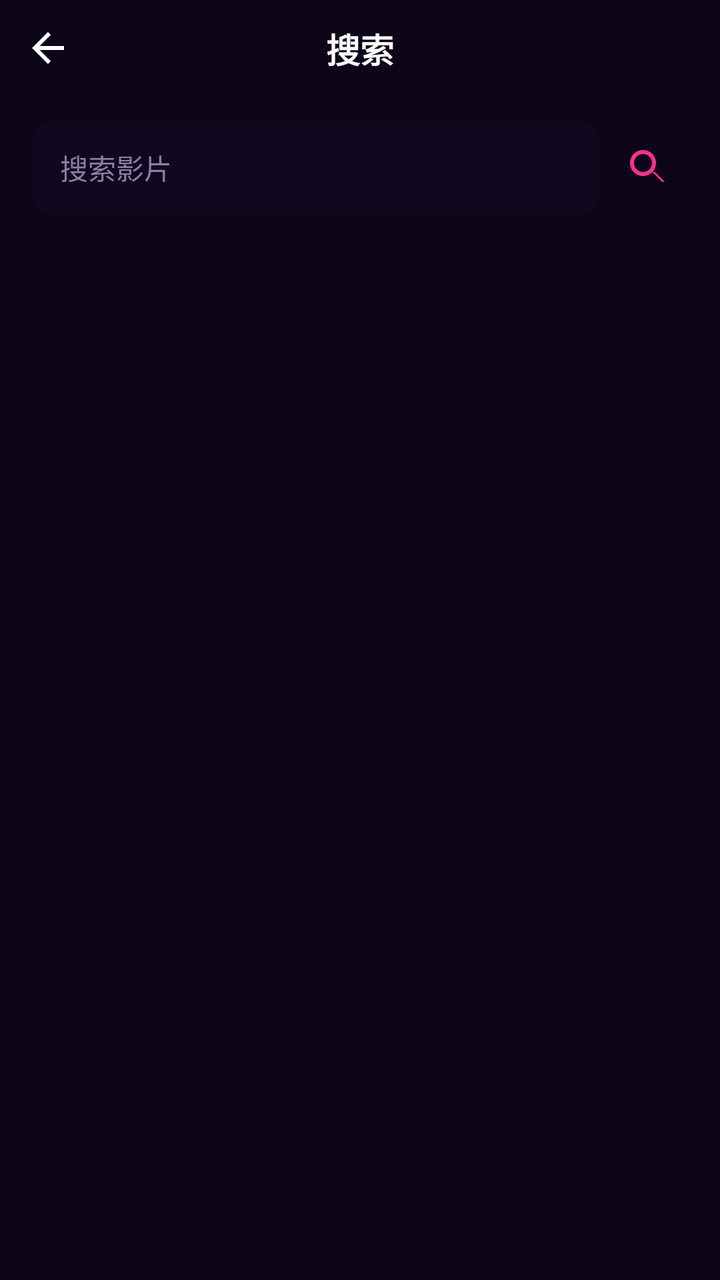
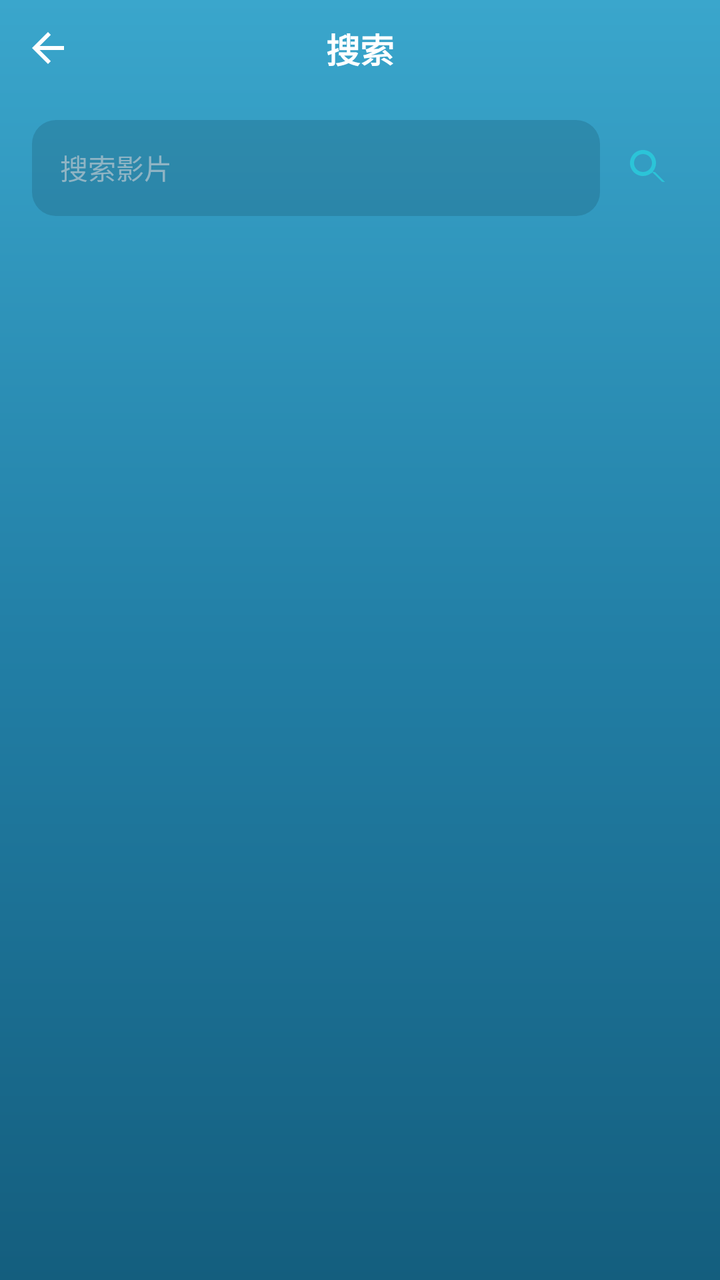

Two renders of the same Android screen: before a commit and after it. Below are the layout's source before the change and the commit's diff.
<!-- AndroidManifest.xml: application theme AppTheme -->
<!-- res/layout/activity_search.xml -->
<?xml version="1.0" encoding="utf-8"?>
<androidx.constraintlayout.widget.ConstraintLayout xmlns:android="http://schemas.android.com/apk/res/android"
    xmlns:app="http://schemas.android.com/apk/res-auto"
    android:layout_width="match_parent"
    android:layout_height="match_parent"
    android:fitsSystemWindows="true">

    <ImageView
        android:id="@+id/ivBack"
        android:layout_width="48dp"
        android:layout_height="48dp"
        android:background="?attr/selectableItemBackgroundBorderless"
        android:padding="12dp"
        android:src="@drawable/ic_back"
        app:layout_constraintStart_toStartOf="parent"
        app:layout_constraintTop_toTopOf="parent"
        app:tint="@color/text_primary" />

    <TextView
        android:layout_width="wrap_content"
        android:layout_height="wrap_content"
        android:text="@string/title_search"
        android:textColor="@color/text_primary"
        android:textSize="17sp"
        android:textStyle="bold"
        app:layout_constraintBottom_toBottomOf="@id/ivBack"
        app:layout_constraintEnd_toEndOf="parent"
        app:layout_constraintStart_toStartOf="parent"
        app:layout_constraintTop_toTopOf="@id/ivBack" />

    <LinearLayout
        android:id="@+id/searchRow"
        android:layout_width="match_parent"
        android:layout_height="wrap_content"
        android:layout_marginStart="16dp"
        android:layout_marginTop="12dp"
        android:layout_marginEnd="12dp"
        android:orientation="horizontal"
        app:layout_constraintTop_toBottomOf="@id/ivBack">

        <EditText
            android:id="@+id/etKeyword"
            android:layout_width="0dp"
            android:layout_height="48dp"
            android:layout_weight="1"
            android:background="@drawable/bg_input"
            android:hint="@string/hint_search"
            android:imeActionLabel="@string/action_search"
            android:imeOptions="actionSearch"
            android:padding="14dp"
            android:singleLine="true"
            android:textColor="@color/text_primary"
            android:textColorHint="@color/text_hint"
            android:textSize="14sp" />

        <ImageView
            android:id="@+id/btnSearch"
            android:layout_width="48dp"
            android:layout_height="48dp"
            android:background="?attr/selectableItemBackgroundBorderless"
            android:padding="12dp"
            android:src="@drawable/ic_search"
            app:tint="@color/colorPrimary" />
    </LinearLayout>

    <TextView
        android:id="@+id/tvHistoryTitle"
        android:layout_width="wrap_content"
        android:layout_height="wrap_content"
        android:layout_marginStart="16dp"
        android:layout_marginTop="10dp"
        android:text="搜索记录"
        android:textColor="@color/text_primary"
        android:textSize="15sp"
        android:textStyle="bold"
        android:visibility="gone"
        app:layout_constraintTop_toBottomOf="@id/searchRow" />

    <com.google.android.material.chip.ChipGroup
        android:id="@+id/chipHistory"
        android:layout_width="match_parent"
        android:layout_height="wrap_content"
        android:layout_marginStart="16dp"
        android:layout_marginTop="6dp"
        android:layout_marginEnd="16dp"
        app:chipSpacingHorizontal="6dp"
        app:layout_constraintTop_toBottomOf="@id/tvHistoryTitle"
        app:singleLine="true" />

    
    <TextView
        android:id="@+id/tvHotTitle"
        android:layout_width="wrap_content"
        android:layout_height="wrap_content"
        android:layout_marginStart="16dp"
        android:layout_marginTop="12dp"
        android:text="热门搜索"
        android:textColor="@color/text_primary"
        android:textSize="15sp"
        android:textStyle="bold"
        android:visibility="gone"
        app:layout_constraintTop_toBottomOf="@id/chipHistory" />

    <com.google.android.material.chip.ChipGroup
        android:id="@+id/chipHot"
        android:layout_width="match_parent"
        android:layout_height="wrap_content"
        android:layout_marginStart="16dp"
        android:layout_marginTop="6dp"
        android:layout_marginEnd="16dp"
        android:visibility="gone"
        app:chipSpacingHorizontal="6dp"
        app:layout_constraintTop_toBottomOf="@id/tvHotTitle"
        app:singleLine="true" />

    <androidx.recyclerview.widget.RecyclerView
        android:id="@+id/recyclerView"
        android:layout_width="match_parent"
        android:layout_height="0dp"
        android:clipToPadding="false"
        android:padding="12dp"
        android:paddingTop="4dp"
        app:layout_constraintBottom_toBottomOf="parent"
        app:layout_constraintTop_toBottomOf="@id/chipHot" />

    <TextView
        android:id="@+id/tvEmpty"
        android:layout_width="wrap_content"
        android:layout_height="wrap_content"
        android:layout_marginTop="40dp"
        android:text="@string/empty_search"
        android:textColor="@color/text_secondary"
        android:textSize="14sp"
        android:visibility="gone"
        app:layout_constraintEnd_toEndOf="parent"
        app:layout_constraintStart_toStartOf="parent"
        app:layout_constraintTop_toBottomOf="@id/searchRow" />

</androidx.constraintlayout.widget.ConstraintLayout>
<!-- resources referenced by this layout -->
<resources>
  <color name="colorPrimary">#FF2E93</color>
  <color name="text_hint">#8A7FA3</color>
  <color name="text_primary">#FFFFFF</color>
  <color name="text_secondary">#B9A8D6</color>
  <!-- drawable bg_input (drawable) -->
  <?xml version="1.0" encoding="utf-8"?>
  <shape xmlns:android="http://schemas.android.com/apk/res/android"
      android:shape="rectangle">
      <solid android:color="@color/card_bg" />
      <corners android:radius="12dp" />
  </shape>
  <!-- drawable ic_back (drawable) -->
  <?xml version="1.0" encoding="utf-8"?>
  <vector xmlns:android="http://schemas.android.com/apk/res/android"
      android:width="24dp"
      android:height="24dp"
      android:viewportWidth="24"
      android:viewportHeight="24">
      <path
          android:fillColor="#FFFFFF"
          android:pathData="M20,11H7.83l5.59,-5.59L12,4l-8,8 8,8 1.41,-1.41L7.83,13H20v-2z" />
  </vector>
  <!-- drawable ic_search (drawable) -->
  <?xml version="1.0" encoding="utf-8"?>
  <vector xmlns:android="http://schemas.android.com/apk/res/android"
      android:width="24dp"
      android:height="24dp"
      android:viewportWidth="24"
      android:viewportHeight="24">
      <path
          android:fillColor="#FFFFFF"
          android:pathData="M15.5,14h-0.79l-0.28,-0.27C15.41,12.59 16,11.11 16,9.5 16,5.91 13.09,3 9.5,3S3,5.91 3,9.5 5.91,16 9.5,16c1.61,0 3.09,-0.59 4.23,-1.57l0.27,0.28v-0.79l5,4.99L20.49,19l-4.99,-5zM9.5,14C7.01,14 5,11.99 5,9.5S7.01,5 9.5,5 14,7.01 14,9.5 11.99,14 9.5,14z" />
  </vector>
  <string name="action_search">搜索</string>
  <string name="empty_search">暂无搜索结果</string>
  <string name="hint_search">搜索影片</string>
  <string name="title_search">搜索</string>
  <style name="AppTheme" parent="Base.AppTheme" />
  <color name="card_bg">#33241640</color>
  <style name="Base.AppTheme" parent="Theme.Material3.Dark.NoActionBar">
          <item name="colorPrimary">@color/colorPrimary</item>
          <item name="colorOnPrimary">@color/colorOnPrimary</item>
          <item name="colorPrimaryVariant">@color/colorPrimaryVariant</item>
          <item name="android:statusBarColor">@android:color/transparent</item>
          <item name="android:navigationBarColor">@android:color/transparent</item>
          <item name="android:windowBackground">@color/bg_dark</item>
          <item name="android:windowDrawsSystemBarBackgrounds">true</item>
          <item name="android:forceDarkAllowed">false</item>
      </style>
  <color name="colorOnPrimary">#FFFFFF</color>
  <color name="colorPrimaryVariant">#C2187A</color>
  <color name="bg_dark">#0D0518</color>
</resources>

<!-- the commit's change to res/layout/activity_search.xml (unified diff, before → after) -->
@@ -63,54 +63,15 @@
             app:tint="@color/colorPrimary" />
     </LinearLayout>
 
-    <TextView
-        android:id="@+id/tvHistoryTitle"
-        android:layout_width="wrap_content"
-        android:layout_height="wrap_content"
-        android:layout_marginStart="16dp"
-        android:layout_marginTop="10dp"
-        android:text="搜索记录"
-        android:textColor="@color/text_primary"
-        android:textSize="15sp"
-        android:textStyle="bold"
-        android:visibility="gone"
-        app:layout_constraintTop_toBottomOf="@id/searchRow" />
-
     <com.google.android.material.chip.ChipGroup
         android:id="@+id/chipHistory"
         android:layout_width="match_parent"
         android:layout_height="wrap_content"
         android:layout_marginStart="16dp"
-        android:layout_marginTop="6dp"
+        android:layout_marginTop="10dp"
         android:layout_marginEnd="16dp"
         app:chipSpacingHorizontal="6dp"
-        app:layout_constraintTop_toBottomOf="@id/tvHistoryTitle"
-        app:singleLine="true" />
-
-    
-    <TextView
-        android:id="@+id/tvHotTitle"
-        android:layout_width="wrap_content"
-        android:layout_height="wrap_content"
-        android:layout_marginStart="16dp"
-        android:layout_marginTop="12dp"
-        android:text="热门搜索"
-        android:textColor="@color/text_primary"
-        android:textSize="15sp"
-        android:textStyle="bold"
-        android:visibility="gone"
-        app:layout_constraintTop_toBottomOf="@id/chipHistory" />
-
-    <com.google.android.material.chip.ChipGroup
-        android:id="@+id/chipHot"
-        android:layout_width="match_parent"
-        android:layout_height="wrap_content"
-        android:layout_marginStart="16dp"
-        android:layout_marginTop="6dp"
-        android:layout_marginEnd="16dp"
-        android:visibility="gone"
-        app:chipSpacingHorizontal="6dp"
-        app:layout_constraintTop_toBottomOf="@id/tvHotTitle"
+        app:layout_constraintTop_toBottomOf="@id/searchRow"
         app:singleLine="true" />
 
     <androidx.recyclerview.widget.RecyclerView
@@ -121,7 +82,7 @@
         android:padding="12dp"
         android:paddingTop="4dp"
         app:layout_constraintBottom_toBottomOf="parent"
-        app:layout_constraintTop_toBottomOf="@id/chipHot" />
+        app:layout_constraintTop_toBottomOf="@id/chipHistory" />
 
     <TextView
         android:id="@+id/tvEmpty"
<!-- resource entries referenced after the edit -->
@@ -1,9 +1,9 @@
 <!-- resources referenced by this layout -->
 <resources>
-  <color name="colorPrimary">#FF2E93</color>
-  <color name="text_hint">#8A7FA3</color>
+  <color name="colorPrimary">#2BC4D8</color>
+  <color name="text_hint">#8FB4C4</color>
   <color name="text_primary">#FFFFFF</color>
-  <color name="text_secondary">#B9A8D6</color>
+  <color name="text_secondary">#C4DEE9</color>
   <!-- drawable bg_input (drawable) -->
   <?xml version="1.0" encoding="utf-8"?>
   <shape xmlns:android="http://schemas.android.com/apk/res/android"
@@ -38,19 +38,32 @@
   <string name="hint_search">搜索影片</string>
   <string name="title_search">搜索</string>
   <style name="AppTheme" parent="Base.AppTheme" />
-  <color name="card_bg">#33241640</color>
+  <color name="card_bg">#3313384A</color>
   <style name="Base.AppTheme" parent="Theme.Material3.Dark.NoActionBar">
           <item name="colorPrimary">@color/colorPrimary</item>
           <item name="colorOnPrimary">@color/colorOnPrimary</item>
           <item name="colorPrimaryVariant">@color/colorPrimaryVariant</item>
           <item name="android:statusBarColor">@android:color/transparent</item>
           <item name="android:navigationBarColor">@android:color/transparent</item>
-          <item name="android:windowBackground">@color/bg_dark</item>
+          <item name="android:windowBackground">@drawable/bg_main_gradient</item>
           <item name="android:windowDrawsSystemBarBackgrounds">true</item>
           <item name="android:forceDarkAllowed">false</item>
       </style>
-  <color name="colorOnPrimary">#FFFFFF</color>
-  <color name="colorPrimaryVariant">#C2187A</color>
-  <color name="bg_dark">#0D0518</color>
+  <color name="colorOnPrimary">#06202A</color>
+  <color name="colorPrimaryVariant">#1FA7BC</color>
+  <!-- drawable bg_main_gradient (drawable) -->
+  <?xml version="1.0" encoding="utf-8"?>
+  <shape xmlns:android="http://schemas.android.com/apk/res/android"
+      android:shape="rectangle">
+      <gradient
+          android:angle="270"
+          android:startColor="@color/gradient_top"
+          android:centerColor="@color/gradient_mid"
+          android:endColor="@color/gradient_bottom"
+          android:type="linear" />
+  </shape>
+  <color name="gradient_top">#3AA6CC</color>
+  <color name="gradient_mid">#227FA6</color>
+  <color name="gradient_bottom">#145E7E</color>
 </resources>
 
